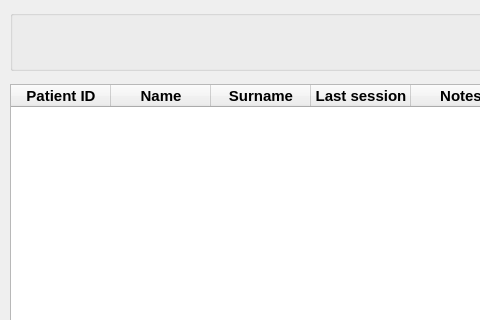
Before: the Qt Designer form POML060_v1/stagetwopatients.ui in viniltc/POML060, drawn with Qt 5; both pictures show x 0 to 480 and y 0 to 320 of the 661 by 556 pixel window.
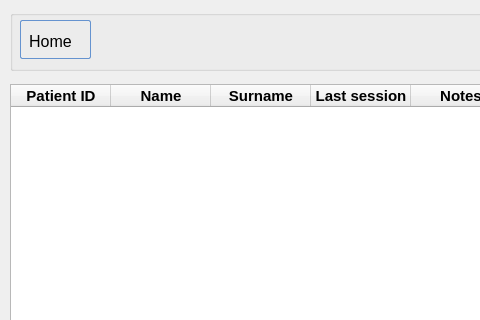
After: the same form once the commit is applied. Custom widgets are drawn as their Qt base class.

Patch:
```diff
--- a/POML060_v1/stagetwopatients.ui
+++ b/POML060_v1/stagetwopatients.ui
@@ -48,6 +48,63 @@
       <bool>false</bool>
      </property>
     </widget>
+    <widget class="QPushButton" name="pushButton_Home">
+     <property name="enabled">
+      <bool>true</bool>
+     </property>
+     <property name="geometry">
+      <rect>
+       <x>10</x>
+       <y>10</y>
+       <width>71</width>
+       <height>39</height>
+      </rect>
+     </property>
+     <property name="styleSheet">
+      <string notr="true">QPushButton:hover{
+        background: qlineargradient(x1 : 0, y1 : 0, x2 : 0, y2 :   1, stop :   0.0 #ffd9aa,
+                stop :   0.5 #ffbb6e, stop :   0.55 #feae42, stop :   1.0 #fedb74);
+}
+
+QPushButton {
+        border: 1px solid #6593cf;
+        border-radius: 2px;
+        padding: 5px 15px 2px 5px;
+        background: qlineargradient(x1 : 0, y1 : 0, x2 : 0, y2 :   1, stop :   0.0 #f5f9ff,
+                stop :   0.5 #c7dfff, stop :   0.55 #afd2ff, stop :   1.0 #c0dbff);
+        color: #0000;
+        font:  large &quot;Arial&quot;;
+		font-size: 16px;
+        height: 30px;
+}
+
+
+
+QPushButton:pressed {
+        background: qlineargradient(x1 : 0, y1 : 0, x2 : 0, y2 :   1, stop :   0.0 #c0dbff,
+        stop :   0.5 #cfd26f, stop :   0.55 #c7df6f, stop :   1.0 #f5f9ff);
+        padding-top: 2px;
+        padding-left: 3px;
+
+}
+QPushButton:on {
+        background: qlineargradient(x1 : 0, y1 : 0, x2 : 0, y2 :   1, stop :   0.0 #5AA72D,
+        stop :   0.5 #B3E296, stop :   0.55 #B3E296, stop :   1.0 #f5f9ff);
+        padding-top: 2px;
+        padding-left: 3px;
+}
+
+QPushButton:disabled {
+        background: transparent #e5e9ee;
+        padding-top: 2px;        
+        padding-left: 3px;
+        color: black;
+}</string>
+     </property>
+     <property name="text">
+      <string>Home</string>
+     </property>
+    </widget>
    </widget>
    <widget class="QWidget" name="layoutWidget">
     <property name="geometry">
```
